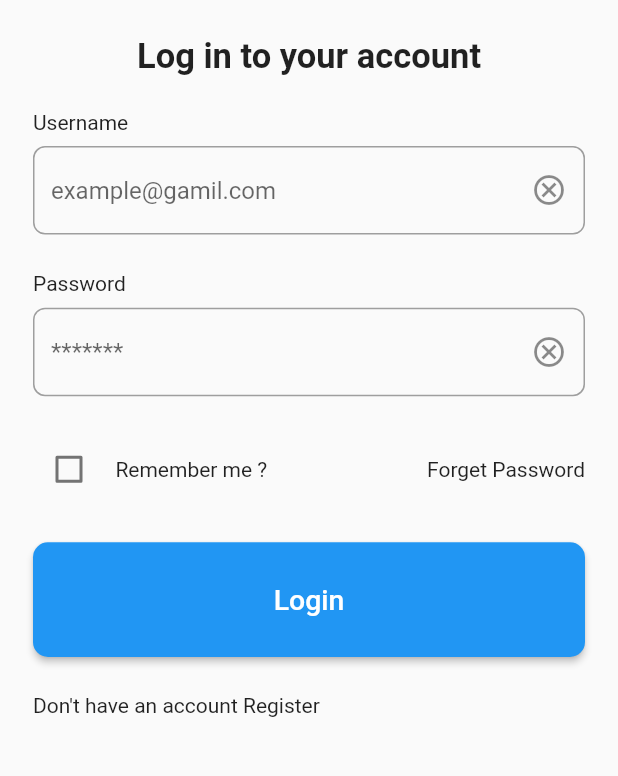
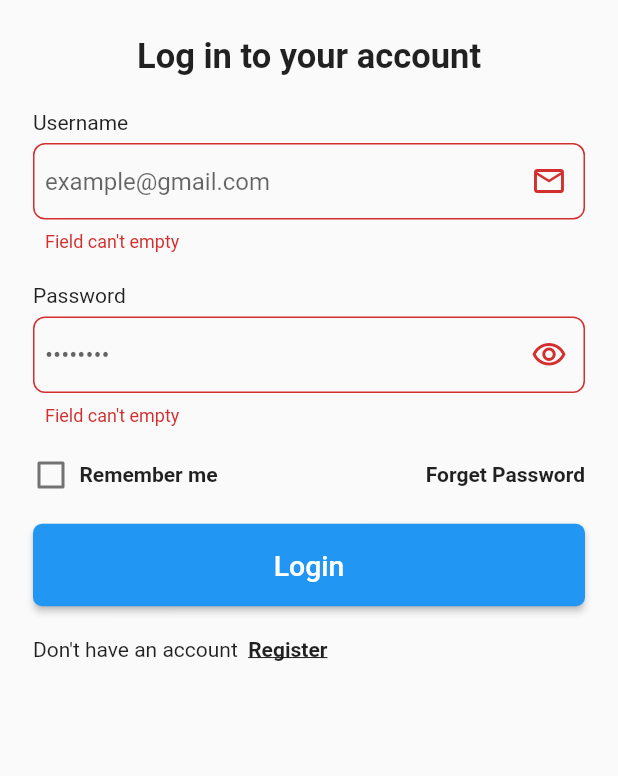
Before and after one commit to AmerDje/auth_screens_intern2grow, a Flutter app: the screen it shows after launch, after a tap on "Login", on a phone screen of 412 x 824 dp, the part 396-1172 px from its top. Run offline on Flutter 3.47's test engine with Material 2 defaults, Android fonts, the phone set to English and light mode, and no system bars.

Commit message:
login view done

```diff
--- a/lib/core/customs/custom_button.dart
+++ b/lib/core/customs/custom_button.dart
@@ -11,13 +11,10 @@ class CustomButton extends StatelessWidget {
       style: ElevatedButton.styleFrom(
           minimumSize: const Size(
             double.maxFinite,
-            0,
+            20,
           ),
-          shape:
-              RoundedRectangleBorder(borderRadius: BorderRadius.circular(10)),
-          padding: EdgeInsets.symmetric(
-              horizontal: SizeConfig.blockH * 12,
-              vertical: SizeConfig.blockV * 3.3)),
+          shape: RoundedRectangleBorder(borderRadius: BorderRadius.circular(6)),
+          padding: EdgeInsets.symmetric(vertical: SizeConfig.blockV * 2)),
       onPressed: onPressed,
       child: Text(
         text,
--- a/lib/core/customs/custom_text_field.dart
+++ b/lib/core/customs/custom_text_field.dart
@@ -4,39 +4,54 @@ class CustomTextField extends StatelessWidget {
   final int maxLines;
   final String text;
   final void Function(String?)? onSaved;
-
+  final bool obscureText;
   final String? initialValue;
-  final Icon? suffixIcon;
+  final Widget? suffix;
   final bool? readOnly;
   final VoidCallback? onTap;
-
+  final FocusNode? focusNode;
   final String? Function(String?)? validator;
+  final void Function(PointerDownEvent)? onTapOutside;
+  final AutovalidateMode?
+      autovalidateMode; //if you want only one fields to be validated
+  final TextEditingController? controller;
   const CustomTextField(
       {super.key,
       required this.text,
       this.maxLines = 1,
       this.onSaved,
+      this.obscureText = false,
       this.initialValue,
-      this.suffixIcon,
+      this.suffix,
       this.readOnly,
       this.onTap,
-      this.validator});
+      this.validator,
+      this.focusNode,
+      this.onTapOutside,
+      this.autovalidateMode,
+      this.controller});
 
   @override
   Widget build(BuildContext context) {
     return TextFormField(
+      controller: controller,
+      autovalidateMode: autovalidateMode,
+      focusNode: focusNode,
+      obscureText: obscureText,
       readOnly: readOnly ?? false,
       onTap: onTap,
       initialValue: initialValue,
       onSaved: onSaved,
       maxLines: maxLines,
-      onTapOutside: (event) => FocusScope.of(context).unfocus(),
+      onTapOutside: onTapOutside,
       onEditingComplete: () {
         FocusScope.of(context).nextFocus();
       },
       validator: validator,
       decoration: InputDecoration(
-          suffixIcon: suffixIcon,
+          contentPadding:
+              const EdgeInsets.symmetric(horizontal: 8, vertical: 16),
+          suffixIcon: suffix,
           hintText: text,
           border: buildBorder(Colors.blue),
           enabledBorder: buildBorder()),
--- /dev/null
+++ b/lib/core/customs/extensions/navigation_extension.dart
@@ -0,0 +1,25 @@
+import 'package:flutter/material.dart';
+
+extension NavigationExtension on BuildContext {
+  go(Widget widget, [RouteSettings? settings]) {
+    Navigator.push(this, PageTransitionAnimation(widget: widget));
+  }
+}
+
+class PageTransitionAnimation extends PageRouteBuilder {
+  final Widget widget;
+  PageTransitionAnimation({required this.widget})
+      : super(
+            transitionDuration: const Duration(milliseconds: 500),
+            pageBuilder: (context, animation, secondaryAnimation) => widget,
+            transitionsBuilder:
+                (context, animation, secondaryAnimation, child) {
+              animation =
+                  CurvedAnimation(parent: animation, curve: Curves.easeIn);
+              return ScaleTransition(
+                alignment: Alignment.center,
+                scale: animation,
+                child: child,
+              );
+            });
+}
--- a/lib/main.dart
+++ b/lib/main.dart
@@ -1,4 +1,5 @@
-import 'package:auth_screens_intern2grow/views/login_view.dart';
+import 'package:auth_screens_intern2grow/core/utils/size.dart';
+import 'package:auth_screens_intern2grow/views/login_view/login_view.dart';
 import 'package:flutter/material.dart';
 
 void main() {
@@ -9,6 +10,7 @@ class AuthScreensInterToGrow extends StatelessWidget {
   const AuthScreensInterToGrow({super.key});
   @override
   Widget build(BuildContext context) {
+    SizeConfig.init(context);
     return const MaterialApp(
       home: LoginView(),
     );
--- a/lib/views/login_view.dart
+++ /dev/null
@@ -1,109 +0,0 @@
-import 'package:auth_screens_intern2grow/core/customs/custom_button.dart';
-import 'package:auth_screens_intern2grow/core/utils/assets.dart';
-import 'package:auth_screens_intern2grow/core/customs/custom_text_field.dart';
-import 'package:auth_screens_intern2grow/core/utils/size.dart';
-import 'package:flutter/material.dart';
-
-class LoginView extends StatelessWidget {
-  const LoginView({super.key});
-
-  @override
-  Widget build(BuildContext context) {
-    SizeConfig.init(context);
-    bool isRemembered = false;
-    return SafeArea(
-      child: Scaffold(
-        body: SingleChildScrollView(
-          child: Column(mainAxisAlignment: MainAxisAlignment.start, children: [
-            SizedBox(
-              height: SizeConfig.screenH / 4,
-              width: SizeConfig.screenW,
-              child: Stack(
-                fit: StackFit.expand,
-                clipBehavior: Clip.none,
-                children: [
-                  Image.asset(
-                    Assets.authScreenHeader,
-                    fit: BoxFit.fill,
-                  ),
-                  Positioned(
-                    right: SizeConfig.screenW / 2 - 58,
-                    top: SizeConfig.screenH / 4 - 58,
-                    child: Image.asset(
-                      Assets.intern2GrowLogo,
-                      height: 116,
-                      width: 116,
-                    ),
-                  )
-                ],
-              ),
-            ),
-            SizedBox(
-              height: SizeConfig.screenH / 10,
-            ),
-            const Text(
-              "Log in to your account",
-              style: TextStyle(
-                  fontSize: 23,
-                  color: Colors.black87,
-                  fontWeight: FontWeight.bold),
-            ),
-            Padding(
-              padding:
-                  const EdgeInsets.symmetric(horizontal: 22.0, vertical: 22.0),
-              child: Column(
-                crossAxisAlignment: CrossAxisAlignment.start,
-                children: [
-                  const Padding(
-                    padding: EdgeInsets.only(bottom: 8.0),
-                    child: Text("Username"),
-                  ),
-                  const CustomTextField(
-                    text: "example@gamil.com",
-                    suffixIcon: Icon(Icons.cancel_outlined),
-                  ),
-                  SizedBox(
-                    height: SizeConfig.blockH * 6,
-                  ),
-                  const Padding(
-                    padding: EdgeInsets.only(bottom: 8.0),
-                    child: Text("Password"),
-                  ),
-                  const CustomTextField(
-                    text: "*******",
-                    suffixIcon: Icon(Icons.cancel_outlined),
-                  ),
-                  SizedBox(
-                    height: SizeConfig.blockH * 6,
-                  ),
-                  Row(children: [
-                    StatefulBuilder(builder: (context, setState) {
-                      return Checkbox.adaptive(
-                          value: isRemembered,
-                          onChanged: (value) {
-                            isRemembered = value!;
-                            isRemembered != isRemembered;
-                            setState(() {});
-                          });
-                    }),
-                    const Text("  Remember me ?"),
-                    const Spacer(),
-                    const Text("Forget Password"),
-                  ]),
-                  SizedBox(
-                    height: SizeConfig.blockH * 6,
-                  ),
-                  CustomButton(onPressed: () {}, text: "Login"),
-                  SizedBox(
-                    height: SizeConfig.blockH * 6,
-                  ),
-                  const Text("Don't have an account Register"),
-                ],
-              ),
-            )
-          ]),
-        ),
-      ),
-    );
-  }
-}
--- /dev/null
+++ b/lib/views/login_view/login_view.dart
@@ -0,0 +1,15 @@
+import 'package:auth_screens_intern2grow/views/login_view/widgets/login_view_body.dart';
+import 'package:flutter/material.dart';
+
+class LoginView extends StatelessWidget {
+  const LoginView({super.key});
+
+  @override
+  Widget build(BuildContext context) {
+    return const SafeArea(
+      child: Scaffold(
+        body: LoginViewBody(),
+      ),
+    );
+  }
+}
--- /dev/null
+++ b/lib/views/login_view/widgets/authentication_footer.dart
@@ -0,0 +1,31 @@
+import 'package:auth_screens_intern2grow/core/customs/extensions/navigation_extension.dart';
+import 'package:flutter/material.dart';
+
+class AuthenticationFooter extends StatelessWidget {
+  const AuthenticationFooter({
+    super.key,
+    required this.message,
+    required this.navName,
+  });
+  final String message;
+  final String navName;
+  @override
+  Widget build(BuildContext context) {
+    return Row(
+      children: [
+        Text(message),
+        InkWell(
+          onTap: () {
+            context.go(const Scaffold());
+          },
+          child: Text(
+            navName,
+            style: const TextStyle(
+                fontWeight: FontWeight.bold,
+                decoration: TextDecoration.underline),
+          ),
+        )
+      ],
+    );
+  }
+}
--- /dev/null
+++ b/lib/views/login_view/widgets/authentication_header.dart
@@ -0,0 +1,48 @@
+import 'package:auth_screens_intern2grow/core/utils/assets.dart';
+import 'package:auth_screens_intern2grow/core/utils/size.dart';
+import 'package:flutter/material.dart';
+
+class AuthenticationHead extends StatelessWidget {
+  const AuthenticationHead(
+      {super.key, required this.imageProfileUrl, required this.viewTitle});
+  final String imageProfileUrl;
+  final String viewTitle;
+  @override
+  Widget build(BuildContext context) {
+    return Column(
+      children: [
+        SizedBox(
+          height: SizeConfig.screenH / 4,
+          width: SizeConfig.screenW,
+          child: Stack(
+            fit: StackFit.expand,
+            clipBehavior: Clip.none,
+            children: [
+              Image.asset(
+                imageProfileUrl,
+                fit: BoxFit.fill,
+              ),
+              Positioned(
+                right: SizeConfig.screenW / 2 - 58,
+                top: SizeConfig.screenH / 4 - 58,
+                child: Image.asset(
+                  Assets.intern2GrowLogo,
+                  height: 116,
+                  width: 116,
+                ),
+              )
+            ],
+          ),
+        ),
+        SizedBox(
+          height: SizeConfig.screenH / 10,
+        ),
+        Text(
+          viewTitle,
+          style: const TextStyle(
+              fontSize: 23, color: Colors.black87, fontWeight: FontWeight.bold),
+        ),
+      ],
+    );
+  }
+}
--- /dev/null
+++ b/lib/views/login_view/widgets/login_view_body.dart
@@ -0,0 +1,40 @@
+import 'package:auth_screens_intern2grow/core/utils/assets.dart';
+import 'package:auth_screens_intern2grow/core/utils/size.dart';
+import 'package:auth_screens_intern2grow/views/login_view/widgets/authentication_footer.dart';
+import 'package:auth_screens_intern2grow/views/login_view/widgets/authentication_header.dart';
+import 'package:auth_screens_intern2grow/views/login_view/widgets/login_view_form.dart';
+import 'package:flutter/material.dart';
+
+class LoginViewBody extends StatelessWidget {
+  const LoginViewBody({
+    super.key,
+  });
+
+  @override
+  Widget build(BuildContext context) {
+    return SingleChildScrollView(
+      child: Column(mainAxisAlignment: MainAxisAlignment.start, children: [
+        const AuthenticationHead(
+          imageProfileUrl: Assets.authScreenHeader,
+          viewTitle: "Log in to your account",
+        ),
+        Padding(
+          padding: const EdgeInsets.symmetric(horizontal: 22.0, vertical: 22.0),
+          child: Column(
+            crossAxisAlignment: CrossAxisAlignment.start,
+            children: [
+              const LoginViewForm(),
+              SizedBox(
+                height: SizeConfig.blockH * 5,
+              ),
+              const AuthenticationFooter(
+                message: "Don't have an account  ",
+                navName: "Register",
+              ),
+            ],
+          ),
+        )
+      ]),
+    );
+  }
+}
--- /dev/null
+++ b/lib/views/login_view/widgets/login_view_form.dart
@@ -0,0 +1,153 @@
+import 'package:auth_screens_intern2grow/core/customs/custom_button.dart';
+import 'package:auth_screens_intern2grow/core/customs/custom_text_field.dart';
+import 'package:auth_screens_intern2grow/core/utils/size.dart';
+import 'package:flutter/material.dart';
+
+class LoginViewForm extends StatefulWidget {
+  const LoginViewForm({super.key});
+
+  @override
+  State<LoginViewForm> createState() => _LoginViewFormState();
+}
+
+class _LoginViewFormState extends State<LoginViewForm> {
+  bool isRemembered = false;
+  bool isTapped = false;
+  bool isHidden = true;
+  AutovalidateMode? autovalidateMode = AutovalidateMode.disabled;
+  GlobalKey<FormState> formKey = GlobalKey<FormState>();
+  TextEditingController emailController = TextEditingController();
+  String? password;
+  @override
+  Widget build(BuildContext context) {
+    return Form(
+      key: formKey,
+      autovalidateMode: autovalidateMode,
+      child: Column(
+        crossAxisAlignment: CrossAxisAlignment.start,
+        children: [
+          const Padding(
+            padding: EdgeInsets.only(bottom: 6.0),
+            child: Text("Username"),
+          ),
+          CustomTextField(
+            controller: emailController,
+            onTap: () {
+              isTapped = true;
+              setState(() {});
+            },
+            text: "example@gmail.com",
+            validator: (value) {
+              if (value?.isEmpty ?? true) {
+                return "Field can't empty";
+              }
+              return null;
+            },
+            onTapOutside: (event) {
+              FocusScope.of(context).unfocus();
+              isTapped = false;
+              setState(() {});
+            },
+            suffix: isTapped == true
+                ? IconButton(
+                    onPressed: () {
+                      emailController.text = '';
+                      setState(() {});
+                    },
+                    icon: const Icon(Icons.cancel_outlined))
+                : const Icon(Icons.email_outlined),
+          ),
+          SizedBox(
+            height: SizeConfig.blockH * 5,
+          ),
+          const Padding(
+            padding: EdgeInsets.only(bottom: 6.0),
+            child: Text("Password"),
+          ),
+          CustomTextField(
+            obscureText: isHidden,
+            onTap: () {
+              isTapped = false;
+              setState(() {});
+            },
+            text: "••••••••",
+            onSaved: (value) {
+              password = value;
+            },
+            validator: (value) {
+              if (value?.isEmpty ?? true) {
+                return "Field can't empty";
+              }
+              return null;
+            },
+            onTapOutside: (event) {
+              FocusScope.of(context).unfocus();
+
+              setState(() {});
+            },
+            suffix: IconButton(
+                onPressed: () {
+                  isHidden = !isHidden;
+                  setState(() {});
+                },
+                icon: isHidden == true
+                    ? const Icon(Icons.visibility_outlined)
+                    : const Icon(Icons.visibility_off_outlined)),
+          ),
+          SizedBox(
+            height: SizeConfig.blockH * 5,
+          ),
+          Row(
+            mainAxisAlignment: MainAxisAlignment.start,
+            children: [
+              StatefulBuilder(builder: (context, setState) {
+                return SizedBox(
+                  height: 24.0,
+                  width: 24.0,
+                  child: Checkbox.adaptive(
+                    // materialTapTargetSize:
+                    //     MaterialTapTargetSize.shrinkWrap,
+                    value: isRemembered,
+                    onChanged: (value) {
+                      isRemembered = value!;
+                      isRemembered != isRemembered;
+                      setState(() {});
+                    },
+                  ),
+                );
+              }),
+              const Text("  Remember me",
+                  style: TextStyle(
+                    fontWeight: FontWeight.bold,
+                  )),
+              const Spacer(),
+              InkWell(
+                onTap: () {
+                  debugPrint("Forget Password Tapped");
+                },
+                child: const Text("Forget Password",
+                    style: TextStyle(
+                      fontWeight: FontWeight.bold,
+                    )),
+              ),
+            ],
+          ),
+          SizedBox(
+            height: SizeConfig.blockH * 5,
+          ),
+          CustomButton(
+              onPressed: () {
+                if (formKey.currentState!.validate()) {
+                  formKey.currentState!.save();
+                  debugPrint(emailController.text);
+                } else {
+                  autovalidateMode = AutovalidateMode.always;
+                  setState(() {});
+                }
+              },
+              text: "Login"),
+        ],
+      ),
+    );
+  }
+}
```
